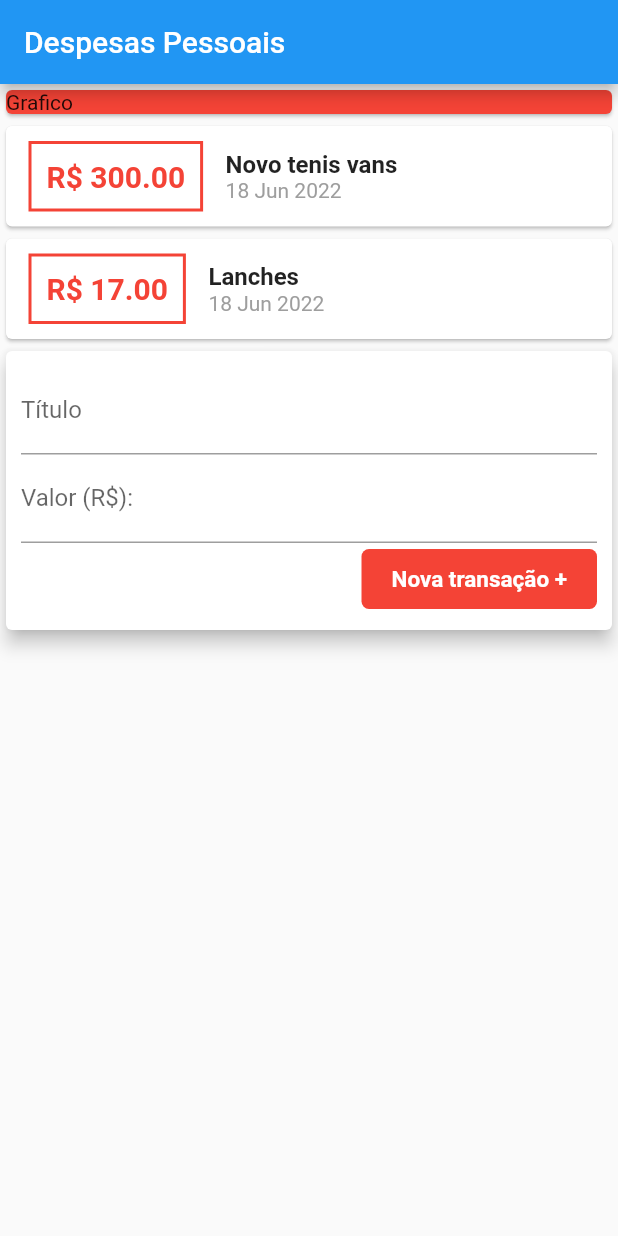
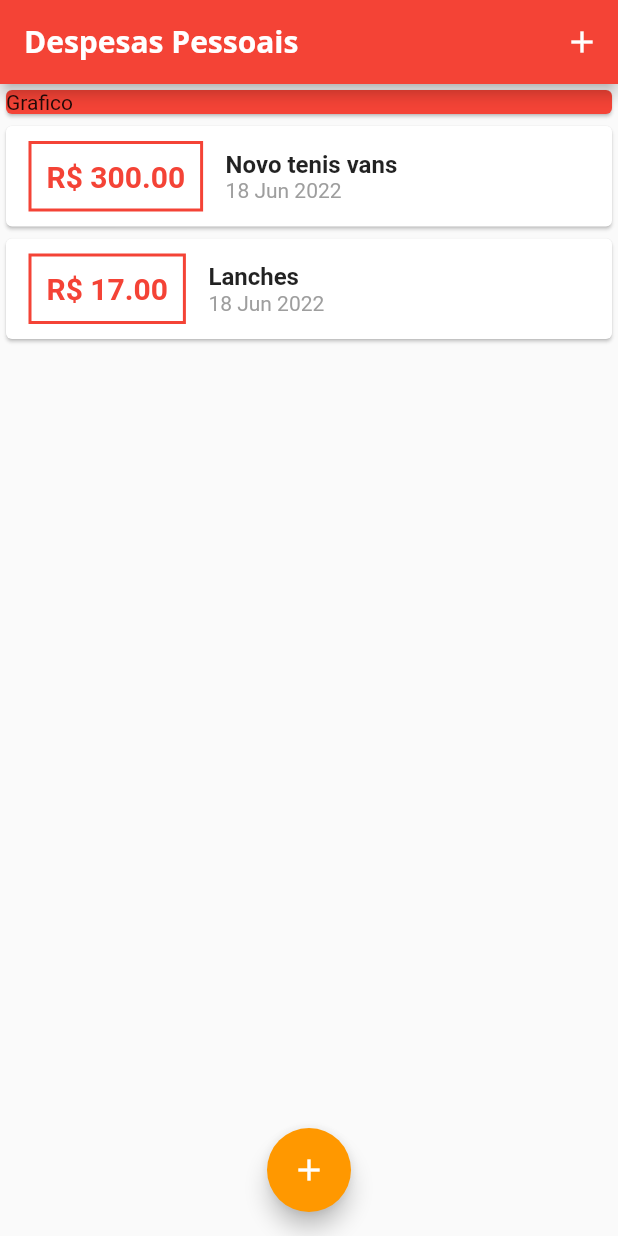
Before and after one commit to MatheusBrun/despesaspessoais, a Flutter app: the screen it shows after launch, on a phone screen of 412 x 824 dp. Run offline on Flutter 3.47's test engine with Material 2 defaults, Android fonts, the phone set to English and light mode, and no system bars.

Commit message:
botoes, opemform, main theme

```diff
--- a/lib/components/transaction_user.dart
+++ /dev/null
@@ -1,55 +0,0 @@
-import 'dart:math';
-
-import 'package:flutter/material.dart';
-import '../models/transaction.dart';
-import 'transaction_form.dart';
-import 'transctio_list.dart';
-
-class TransactionUser extends StatefulWidget {
-  const TransactionUser({ Key? key }) : super(key: key);
-
-  @override
-  State<TransactionUser> createState() => _TransactionUserState();
-}
-
-class _TransactionUserState extends State<TransactionUser> {
-
-
-  final _transactions = [
-    Transaction(
-      id: 't1',
-      title: 'Novo tenis vans',
-      value: 300.00,
-      date: DateTime.now(),
-    ),
-    Transaction(
-      id: 't2',
-     title: 'Lanches',
-     value: 17,
-    date: DateTime.now(),),
-
-
-  ];
-
-  _addTransaction(String title, double value){
-    final newTransaction = Transaction(
-      id: Random().nextDouble().toString(),
-       title: title,
-        value: value,
-        date: DateTime.now(),
-        );
-  }
-
-
-
-  @override
-  Widget build(BuildContext context) {
-    return Column(
-    children: [
-         TransactionList(_transactions),
-      TransactionForm(),
-
-    ],
-    );
-  }
-}
--- a/lib/components/transctio_list.dart
+++ b/lib/components/transctio_list.dart
@@ -4,18 +4,37 @@ import '../models/transaction.dart';
 import 'package:intl/intl.dart';
 
 class TransactionList extends StatelessWidget {
-
   final List<Transaction> transactions;
 
   TransactionList(this.transactions);
 
   @override
   Widget build(BuildContext context) {
-    return Column(
-           children: transactions.map((tr) {
+    return Container(
+      height: 300,
+      child: transactions.isEmpty
+          ? Column(
+              children: [
+                Text(
+                  'Nenhuma Transação Cadastrada!',
+                  style: Theme.of(context).textTheme.headline6,
+                ),
+                SizedBox(
+                  height: 10,
+                ),
+                Container(
+                  height: 200,
+                  child: Image.asset('assets/images/waiting.png',
+                      fit: BoxFit.cover),
+                )
+              ],
+            )
+          : ListView.builder(
+              itemCount: transactions.length,
+              itemBuilder: (ctx, index) {
+                final tr = transactions[index];
                 return Card(
-               child: Row(
-                 children: [
+                  child: Row(children: [
                     Container(
                       margin: EdgeInsets.symmetric(
                         horizontal: 15,
@@ -23,35 +42,31 @@ class TransactionList extends StatelessWidget {
                       ),
                       decoration: BoxDecoration(
                         border: Border.all(
-                       color: Colors.red,
-                       width: 2
-                     ),
+                            color: Theme.of(context).colorScheme.primary,
+                            width: 2),
                       ),
                       padding: EdgeInsets.all(10),
                       child: Text(
-                    'R\$ ${ tr.value.toStringAsFixed(2)}' ,
+                        'R\$ ${tr.value.toStringAsFixed(2)}',
                         style: TextStyle(
                           fontWeight: FontWeight.bold,
                           fontSize: 20,
-                        color: Colors.red,
+                          color: Theme.of(context).colorScheme.primary,
                         ),
                       ),
                     ),
                     Column(
                       crossAxisAlignment: CrossAxisAlignment.start,
                       children: [
-                     Text(tr.title,
-
+                        Text(
+                          tr.title,
                           style: TextStyle(
                             fontWeight: FontWeight.bold,
                             fontSize: 16,
-
                           ),
-
                         ),
                         Text(
                           DateFormat('d MMM y').format(tr.date),
-
                           style: TextStyle(
                             color: Colors.grey,
                           ),
@@ -60,7 +75,8 @@ class TransactionList extends StatelessWidget {
                     )
                   ]),
                 );
-           } ).toList(),
+              },
+            ),
     );
   }
 }
--- a/lib/main.dart
+++ b/lib/main.dart
@@ -1,31 +1,114 @@
-import 'package:despesaspessoais/components/transaction_user.dart';
+import 'package:despesaspessoais/components/transaction_form.dart';
 import 'package:flutter/cupertino.dart';
 import 'package:flutter/material.dart';
+import 'dart:math';
+import '/models/transaction.dart';
+import './components/transaction_form.dart';
+import './components/transctio_list.dart';
 
+double total = 0.0;
+double soma = 0.0;
 
 void main(List<String> args) {
   runApp(ExpensesApp());
 }
-class ExpensesApp extends StatelessWidget {
 
+class ExpensesApp extends StatefulWidget {
+  @override
+  State<ExpensesApp> createState() => _ExpensesAppState();
+}
+
+class _ExpensesAppState extends State<ExpensesApp> {
+  final ThemeData tema = ThemeData();
   @override
   Widget build(BuildContext context) {
     return MaterialApp(
         home: MyHomePage(),
-    );
+        theme: tema.copyWith(
+            colorScheme: tema.colorScheme.copyWith(
+              primary: Colors.red,
+              secondary: Colors.orange,
+            ),
+            textTheme: tema.textTheme.copyWith(
+              headline6: TextStyle(
+                fontFamily: 'OpenSans',
+                fontSize: 18,
+                fontWeight: FontWeight.bold,
+                color: Colors.black,
+              ),
+            ),
+            appBarTheme: AppBarTheme(
+                titleTextStyle: TextStyle(
+              fontFamily: 'OpenSans',
+              fontSize: 20,
+              fontWeight: FontWeight.bold,
+            ))));
+  }
 }
 
-
+class MyHomePage extends StatefulWidget {
+  @override
+  State<MyHomePage> createState() => _MyHomePageState();
 }
 
-class MyHomePage extends StatelessWidget {
+class _MyHomePageState extends State<MyHomePage> {
+  final List<Transaction> _transactions = [
+    Transaction(
+      id: 't1',
+      title: 'Novo tenis vans',
+      value: 300.00,
+      date: DateTime.now(),
+    ),
+    Transaction(
+      id: 't2',
+      title: 'Lanches',
+      value: 17,
+      date: DateTime.now(),
+    ),
+  ];
+
+  _addTransaction(String title, double value) {
+    final newTransaction = Transaction(
+      id: Random().nextDouble().toString(),
+      title: title,
+      value: value,
+      date: DateTime.now(),
+    );
+
+    setState(() {
+      _transactions.add(newTransaction);
+      for (var _transactions in _transactions) {
+        soma = soma + _transactions.value;
+        total = soma;
+      }
+      soma = 0.0;
+    });
+
+    Navigator.of(context).pop();
+  }
+
+  _openTransactionFormModal(BuildContext context) {
+    showModalBottomSheet(
+        context: context,
+        builder: (_) {
+          return TransactionForm(_addTransaction);
+        });
+  }
+
   @override
   Widget build(BuildContext context) {
     return Scaffold(
-      appBar: AppBar(title: Text("Despesas Pessoais"),
+      appBar: AppBar(
+        title: Text("Despesas Pessoais"),
+        actions: [
+          IconButton(
+            onPressed: () => _openTransactionFormModal(context),
+            icon: Icon(Icons.add),
           ),
-      body:
-      Column(
+        ],
+      ),
+      body: SingleChildScrollView(
+        child: Column(
           crossAxisAlignment: CrossAxisAlignment.stretch,
           children: [
             Container(
@@ -34,10 +117,15 @@ class MyHomePage extends StatelessWidget {
                 child: Text("Grafico"),
               ),
             ),
-         TransactionUser(),
-
+            TransactionList(_transactions),
           ],
         ),
+      ),
+      floatingActionButton: FloatingActionButton(
+        child: Icon(Icons.add),
+        onPressed: () => _openTransactionFormModal(context),
+      ),
+      floatingActionButtonLocation: FloatingActionButtonLocation.centerFloat,
     );
   }
 }
```
Also changed, not shown: lib/components/transaction_form.dart (+45 -26 lines), pubspec.yaml (+13 -8 lines), assets/fonts/OpenSans-Bold.ttf (added), assets/fonts/OpenSans-Regular.ttf (added), assets/fonts/Quicksand-Bold.ttf (added), assets/fonts/Quicksand-Light.ttf (added), assets/fonts/Quicksand-Medium.ttf (added), assets/fonts/Quicksand-Regular.ttf (added), assets/images/waiting.png (added). Lines whose indentation alone changed are shown as unchanged.
